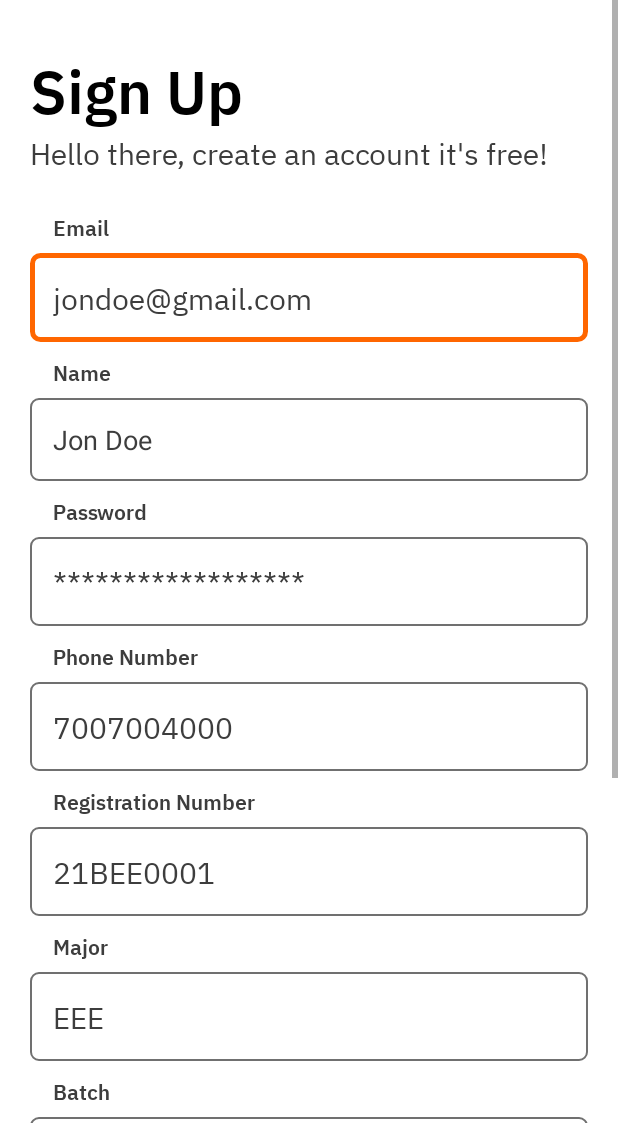
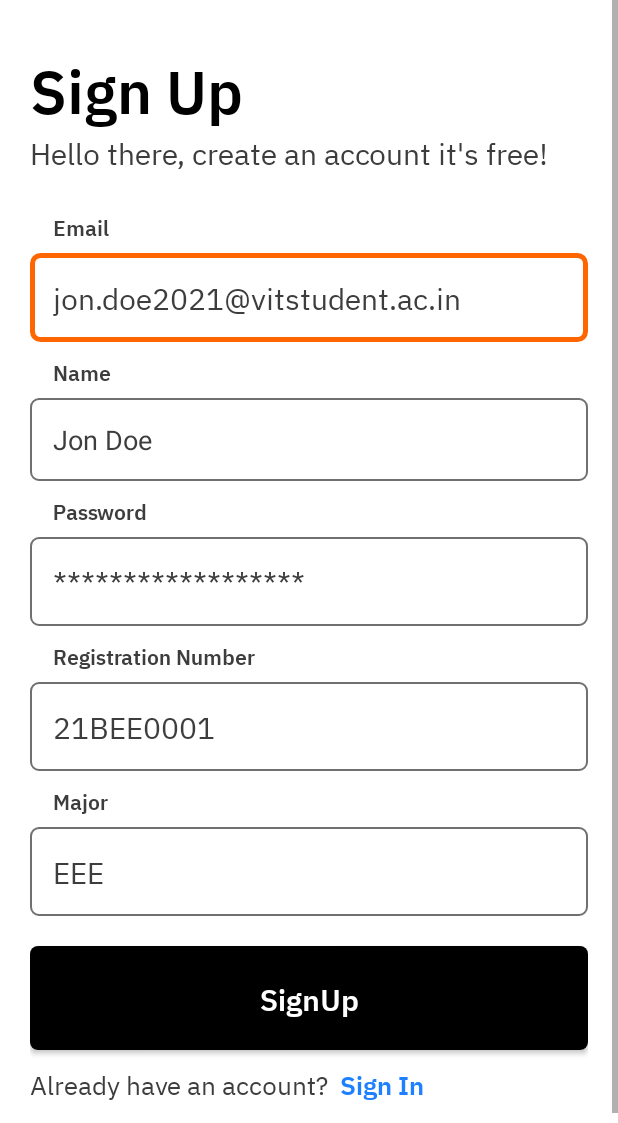
Before and after one commit to CodeChefVIT/Study-Buddy-app, an Android app: the SignUp screen opened directly, with no data from a screen before it, on a phone screen of 412 x 824 dp, the part 113-1236 px from its top. Run offline under Robolectric (Android 15) with nearby library versions, the phone set to English and light mode, and no system bars.

Commit message:
Added Signup

```diff
--- a/Android_App_Code/app/src/main/AndroidManifest.xml
+++ b/Android_App_Code/app/src/main/AndroidManifest.xml
@@ -3,7 +3,9 @@
     xmlns:tools="http://schemas.android.com/tools"
     package="com.example.studybuddy">
     <uses-permission android:name="android.permission.INTERNET"/>
+
     <application
+        android:usesCleartextTraffic="true"
         android:allowBackup="true"
         android:dataExtractionRules="@xml/data_extraction_rules"
         android:fullBackupContent="@xml/backup_rules"
--- a/Android_App_Code/app/src/main/java/com/example/studybuddy/activities/LogIn.java
+++ b/Android_App_Code/app/src/main/java/com/example/studybuddy/activities/LogIn.java
@@ -66,7 +66,6 @@ public class LogIn extends AppCompatActivity {
             loading();
             logInUser(loginRequest);
         }
-
         else {
             show_err_snackBar(fieldsValidated);
         }
@@ -76,7 +75,7 @@ public class LogIn extends AppCompatActivity {
         Call<LogInResponse> logInResponseCall = getAPIService().userLogin(loginRequest);
         logInResponseCall.enqueue(new Callback<LogInResponse>() {
             @Override
-            public void onResponse(@NonNull Call<LogInResponse> call, @NonNull Response<LogInResponse> response) {
+            public void onResponse(Call<LogInResponse> call, Response<LogInResponse> response) {
                 LogInResponse lr = new LogInResponse();
                 int code = response.code();
                 lr.setCode(code);
@@ -95,7 +94,7 @@ public class LogIn extends AppCompatActivity {
             @Override
             public void onFailure(Call<LogInResponse> call, Throwable t) {
                 dialog.dismiss();
-                makeToast("null");
+                makeToast(call.toString());
             }
         });
 
--- a/Android_App_Code/app/src/main/java/com/example/studybuddy/network/APIService.java
+++ b/Android_App_Code/app/src/main/java/com/example/studybuddy/network/APIService.java
@@ -2,6 +2,8 @@ package com.example.studybuddy.network;
 
 import com.example.studybuddy.model.LogInResponse;
 import com.example.studybuddy.model.LoginRequest;
+import com.example.studybuddy.model.SignUpResponse;
+import com.example.studybuddy.model.SignupRequest;
 
 import retrofit2.Call;
 import retrofit2.http.Body;
@@ -10,4 +12,7 @@ import retrofit2.http.POST;
 public interface APIService {
     @POST("/api/v1/user/login")
     Call<LogInResponse> userLogin(@Body LoginRequest loginRequest);
+
+    @POST("/api/v1/user/signup")
+    Call<SignUpResponse> userSignup(@Body SignupRequest signupRequest);
 }
--- a/Android_App_Code/app/src/main/res/layout/activity_sign_up.xml
+++ b/Android_App_Code/app/src/main/res/layout/activity_sign_up.xml
@@ -126,30 +126,6 @@
                 android:textColorHint="@color/textSecondary"
                 android:textSize="20sp" />
 
-            <TextView
-                android:layout_width="wrap_content"
-                android:layout_height="wrap_content"
-                android:layout_marginStart="15sp"
-                android:layout_marginTop="10sp"
-                android:layout_marginBottom="7sp"
-                android:fontFamily="@font/ibmplexsanssemibold"
-                android:text="@string/phn"
-                android:textColor="@color/textSecondary" />
-
-            <EditText
-                android:id="@+id/phone_sup"
-                android:layout_width="match_parent"
-                android:layout_height="wrap_content"
-                android:autofillHints="phone"
-                android:background="@drawable/edit_text_background"
-                android:fontFamily="@font/ibmplexsansregular"
-                android:hint="@string/sample_phn"
-                android:inputType="phone"
-                android:maxLength="10"
-                android:padding="@dimen/edit_text_padding"
-                android:textColor="@color/primary"
-                android:textColorHint="@color/textSecondary"
-                android:textSize="20sp" />
 
             <TextView
                 android:layout_width="wrap_content"
@@ -201,54 +177,6 @@
                 android:textColorHint="@color/textSecondary"
                 android:textSize="20sp" />
 
-            <TextView
-                android:layout_width="wrap_content"
-                android:layout_height="wrap_content"
-                android:layout_marginStart="15sp"
-                android:layout_marginTop="10sp"
-                android:layout_marginBottom="7sp"
-                android:fontFamily="@font/ibmplexsanssemibold"
-                android:text="@string/batch"
-                android:textColor="@color/textSecondary" />
-
-            <EditText
-                android:id="@+id/batch"
-                android:layout_width="match_parent"
-                android:layout_height="wrap_content"
-                android:background="@drawable/edit_text_background"
-                android:drawablePadding="15sp"
-                android:fontFamily="@font/ibmplexsansregular"
-                android:hint="@string/sample_batch"
-                android:inputType="number"
-                android:maxLength="4"
-                android:padding="@dimen/edit_text_padding"
-                android:textColor="@color/primary"
-                android:textColorHint="@color/textSecondary"
-                android:textSize="20sp" />
-
-            <TextView
-                android:layout_width="wrap_content"
-                android:layout_height="wrap_content"
-                android:layout_marginStart="15sp"
-                android:layout_marginTop="10sp"
-                android:layout_marginBottom="7sp"
-                android:fontFamily="@font/ibmplexsanssemibold"
-                android:text="@string/bio"
-                android:textColor="@color/textSecondary" />
-
-            <EditText
-                android:id="@+id/Bio"
-                android:layout_width="match_parent"
-                android:layout_height="wrap_content"
-                android:background="@drawable/edit_text_background"
-                android:drawablePadding="15sp"
-                android:fontFamily="@font/ibmplexsansregular"
-                android:hint="@string/sample_bio"
-                android:inputType="textMultiLine"
-                android:padding="20sp"
-                android:textColor="@color/primary"
-                android:textColorHint="@color/textSecondary"
-                android:textSize="20sp" />
 
 
             <!--Submit Button-->
--- a/Android_App_Code/app/src/main/res/values/strings.xml
+++ b/Android_App_Code/app/src/main/res/values/strings.xml
@@ -6,7 +6,7 @@
     <string name="sign_in">Sign In</string>
     <string name="login_txt">Welcome back you\'ve been missed!</string>
     <string name="email">Email</string>
-    <string name="sample_email">jondoe@gmail.com</string>
+    <string name="sample_email">jon.doe2021@vitstudent.ac.in</string>
     <string name="password_hint">******************</string>
     <string name="password">Password</string>
     <string name="f_pass_pre_text">trouble getting in?</string>
@@ -30,6 +30,9 @@
     <string name="wrong_details">wrong</string>
     <string name="email_regex" tools:ignore="TypographyDashes"><![CDATA[^[a-zA-Z0-9_!#$%&\'*+/=?`{|}~^.-]+@[a-zA-Z0-9.-]+$]]></string>
     <string name="phone_no_regex">^(\\+91[\\-\\s]?)?[0]?(91)?[789]\\d{9}$</string>
+    <string name="reg_no_regex" tools:ignore="TypographyDashes">^[0-9]{2}[A-Z]{3}[0-9]{4}$</string>
 
     <string name="empty_fields">All fields are necessary!</string>
+    <string name="vit_domain">vitstudent.ac.in</string>
+    <string name="account_creation_text">Account created successfully check your email to get verified!</string>
 </resources>
```
Also changed, not shown: Android_App_Code/app/src/main/java/com/example/studybuddy/activities/SignUp.java (+211 -0 lines), Android_App_Code/app/src/main/java/com/example/studybuddy/model/SignUpResponse.java (+12 -0 lines), Android_App_Code/app/src/main/java/com/example/studybuddy/model/SignupRequest.java (added, +67 -0 lines), Android_App_Code/app/src/main/res/layout/success_popup_message.xml (added, +60 -0 lines).
